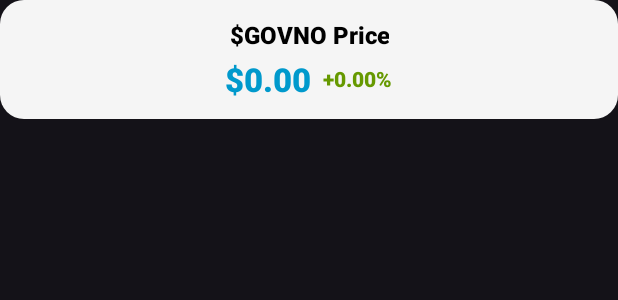
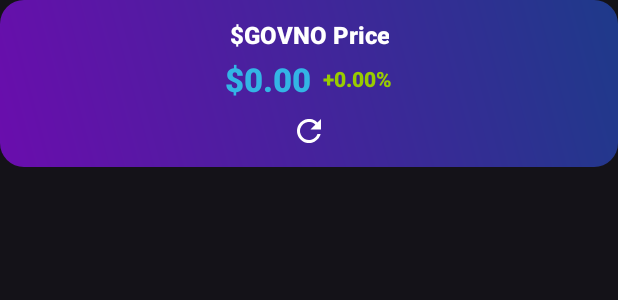
Before and after one commit to sleepwalker1296/ggwidget, an Android app built with Jetpack Compose: the layout widget_layout.xml on its own in the app's theme, with its tools: preview values and no code run, on a phone screen of 412 x 824 dp. Shown: the top 300 px of the screen. Run offline under Robolectric (Android 15) with nearby library versions, the phone set to English and light mode, and no system bars.

Commit message:
Первая загрузка проекта

```diff
--- a/app/src/main/java/com/example/ggwidget/network/GeckoApi.kt
+++ b/app/src/main/java/com/example/ggwidget/network/GeckoApi.kt
@@ -15,7 +15,7 @@ data class GeckoData(
 
 data class GeckoAttributes(
     val base_token_price_usd: String? = "0.00", // Дефолтное значение, если null
-    val price_change_percentage_h1: String? = "0.00" // Дефолтное значение, если null
+    val price_change_percentage_h24: String? = "0.00" // Дефолтное значение, если null
 )
 
 // Интерфейс API
--- a/app/src/main/java/com/example/ggwidget/worker/WidgetUpdateWorker.kt
+++ b/app/src/main/java/com/example/ggwidget/worker/WidgetUpdateWorker.kt
@@ -23,7 +23,7 @@ class WidgetUpdateWorker(context: Context, workerParams: WorkerParameters) : Wor
             runBlocking {
                 val response = GeckoApi.service.getCryptoPrice()
                 val newPrice = response.data?.attributes?.base_token_price_usd?.toFloatOrNull() ?: 0.00f
-                val priceChange = response.data?.attributes?.price_change_percentage_h1?.toFloatOrNull() ?: 0.00f
+                val priceChange = response.data?.attributes?.price_change_percentage_h24?.toFloatOrNull() ?: 0.00f
 
                 updateWidget(context, newPrice, priceChange)
             }
--- /dev/null
+++ b/app/src/main/res/anim/fade_in.xml
@@ -0,0 +1,5 @@
+<?xml version="1.0" encoding="utf-8"?>
+<alpha xmlns:android="http://schemas.android.com/apk/res/android"
+    android:fromAlpha="0.0"
+    android:toAlpha="1.0"
+    android:duration="500" />
--- a/app/src/main/res/drawable/widget_background.xml
+++ b/app/src/main/res/drawable/widget_background.xml
@@ -1,8 +1,14 @@
 <?xml version="1.0" encoding="utf-8"?>
-<shape xmlns:android="http://schemas.android.com/apk/res/android"
-    android:shape="rectangle">
-
-    <solid android:color="#F5F5F5"/> <!-- Светлый фон -->
-    <corners android:radius="16dp"/> <!-- Закруглённые углы -->
-    <padding android:left="8dp" android:right="8dp" android:top="8dp" android:bottom="8dp"/>
-</shape>
+<layer-list xmlns:android="http://schemas.android.com/apk/res/android">
+    <!-- Градиентный фон -->
+    <item>
+        <shape android:shape="rectangle">
+            <gradient
+                android:angle="45"
+                android:startColor="#6A0DAD"
+                android:endColor="#1E3A8A"
+                android:type="linear"/>
+            <corners android:radius="16dp"/>
+        </shape>
+    </item>
+</layer-list>
--- a/app/src/main/res/layout/activity_main.xml
+++ b/app/src/main/res/layout/activity_main.xml
@@ -1,3 +1,4 @@
+<?xml version="1.0" encoding="utf-8"?>
 <LinearLayout xmlns:android="http://schemas.android.com/apk/res/android"
     xmlns:app="http://schemas.android.com/apk/res-auto"
     xmlns:tools="http://schemas.android.com/tools"
@@ -32,6 +33,7 @@
         android:padding="16dp"
         android:background="@drawable/card_background">
 
+        <!-- Вложенный LinearLayout -->
         <LinearLayout
             android:layout_width="match_parent"
             android:layout_height="wrap_content"
@@ -61,7 +63,6 @@
                 android:gravity="center"
                 android:layout_marginBottom="8dp"/>
 
-
             <TextView
                 android:id="@+id/token_change"
                 android:layout_width="wrap_content"
--- a/app/src/main/res/layout/widget_layout.xml
+++ b/app/src/main/res/layout/widget_layout.xml
@@ -1,13 +1,10 @@
-<?xml version="1.0" encoding="utf-8"?>
 <LinearLayout xmlns:android="http://schemas.android.com/apk/res/android"
-    xmlns:tools="http://schemas.android.com/tools"
     android:layout_width="match_parent"
     android:layout_height="wrap_content"
     android:orientation="vertical"
     android:gravity="center"
     android:padding="12dp"
-    android:background="@drawable/widget_background"
-    tools:context=".MyWidgetProvider">
+    android:background="@drawable/widget_background">
 
     <!-- Название токена -->
     <TextView
@@ -18,11 +15,11 @@
         android:textSize="16sp"
         android:textStyle="bold"
         android:fontFamily="sans-serif-medium"
-        android:textColor="@android:color/black"
+        android:textColor="@android:color/white"
         android:gravity="center"
         android:layout_marginBottom="4dp"/>
 
-    <!-- Контейнер для цены и процента изменения -->
+    <!-- Контейнер для цены и процентов -->
     <LinearLayout
         android:layout_width="wrap_content"
         android:layout_height="wrap_content"
@@ -38,7 +35,7 @@
             android:textSize="22sp"
             android:textStyle="bold"
             android:fontFamily="sans-serif-black"
-            android:textColor="@android:color/holo_blue_dark"
+            android:textColor="@android:color/holo_blue_light"
             android:gravity="center"
             android:layout_marginEnd="8dp"/>
 
@@ -51,7 +48,16 @@
             android:textSize="14sp"
             android:textStyle="bold"
             android:fontFamily="sans-serif-medium"
-            android:textColor="@android:color/holo_green_dark"
+            android:textColor="@android:color/holo_green_light"
             android:gravity="center"/>
     </LinearLayout>
+
+    <!-- Кнопка обновления -->
+    <ImageView
+        android:id="@+id/widget_refresh_button"
+        android:layout_width="24dp"
+        android:layout_height="24dp"
+        android:src="@drawable/ic_refresh"
+        android:tint="@android:color/white"
+        android:layout_marginTop="8dp"/>
 </LinearLayout>
```
Also changed, not shown: app/src/main/java/com/example/ggwidget/MainActivity.kt (+45 -5 lines), app/src/main/java/com/example/ggwidget/MyWidgetProvider.kt (+15 -12 lines), app/src/main/res/anim/flash_green.xml (added, +7 -0 lines), app/src/main/res/anim/flash_red.xml (added, +7 -0 lines), app/src/main/res/anim/rotate.xml (added, +8 -0 lines), app/src/main/res/drawable/ic_refresh_spin.xml (added, +9 -0 lines), app/src/main/res/xml/my_widget_info.xml (+6 -4 lines), app/src/main/res/drawable/widget_preview.png (added).
